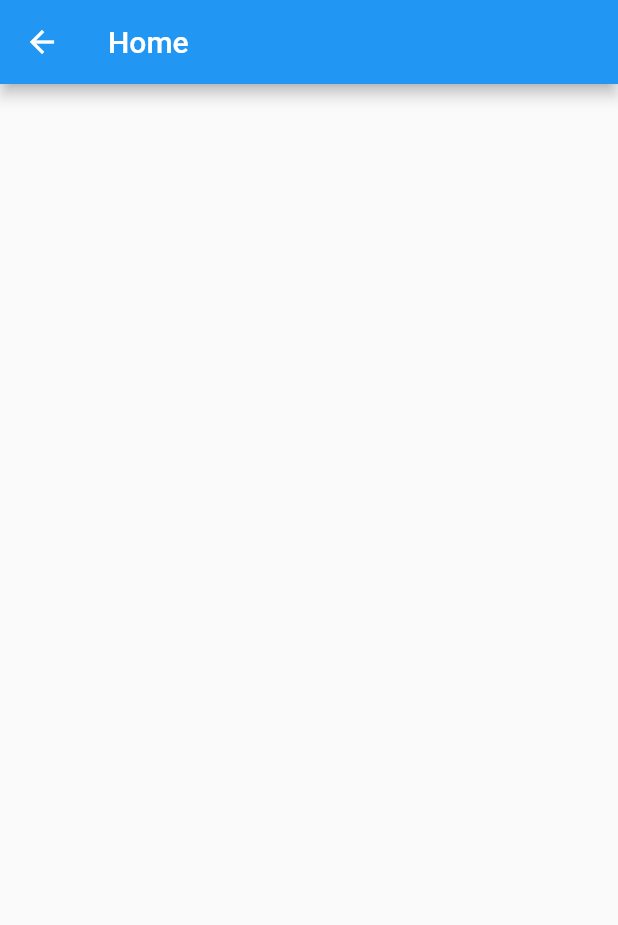
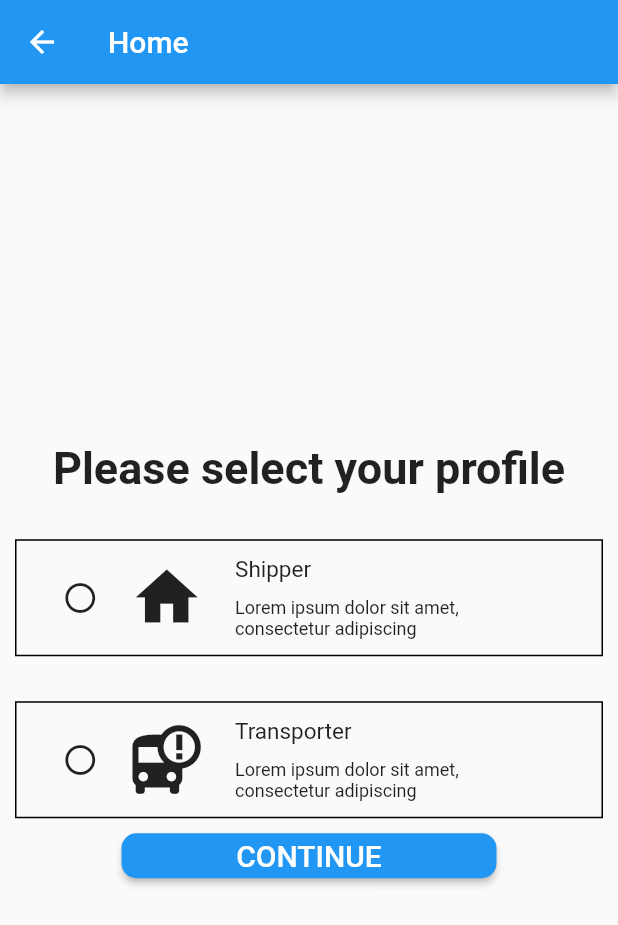
Before and after one commit to shubhanshu-coder/otp_authentication_app, a Flutter app: the MyHome screen opened by its route, on a phone screen of 412 x 824 dp. Shown: the top 925 px of the screen. Run offline on Flutter 3.47's test engine with Material 2 defaults, Android fonts, the light colour scheme and no system bars; our stand-ins replace firebase_auth, firebase_core, pinput; missing offline and left inert: dart:js; accounts and stored records are empty.

Commit message:
Final touch

```diff
--- a/lib/home.dart
+++ b/lib/home.dart
@@ -1,4 +1,9 @@
+
+
+import 'dart:developer';
+
 import 'package:flutter/material.dart';
+import 'package:otp_authentication_app/main_page.dart';
 
 class MyHome extends StatefulWidget {
   const MyHome({Key? key}) : super(key: key);
@@ -8,12 +13,78 @@ class MyHome extends StatefulWidget {
 }
 
 class _MyHomeState extends State<MyHome> {
+  int selected=-1;
   @override
   Widget build(BuildContext context) {
     return Scaffold(
       appBar: AppBar(
+        leading: BackButton(),
         title: Text("Home"),
       ),
+      body: Column(
+        mainAxisAlignment: MainAxisAlignment.center,
+        children: [
+          Text('Please select your profile', style: TextStyle(
+              fontSize: 30, fontWeight: FontWeight.bold
+          ),),
+          SizedBox(
+            height: 20,
+          ),
+          InkWell(child: someWidget(Icons.home, "Shipper", "Lorem ipsum dolor sit amet, \nconsectetur adipiscing",selected==0),
+          onTap: (){
+            setState(() {
+              selected=0;
+            });
+            // Navigator.of(context).push(MaterialPageRoute(builder: (_)=>MyMainPage()));
+          },), //0
+          const SizedBox(height: 10,),
+          InkWell(child: someWidget(Icons.bus_alert, "Transporter", "Lorem ipsum dolor sit amet, \nconsectetur adipiscing",selected==1),
+          onTap: (){
+            setState(() {
+              selected=1;
+            });
+          },),
+          SizedBox(
+              height: 30,
+              width: 250,
+              child: ElevatedButton(child: Text ('CONTINUE', style: TextStyle(fontSize: 20),),onPressed: (){
+                // Navigator.pushNamed(context, 'phone');
+              },
+                  style:ElevatedButton.styleFrom( shape: RoundedRectangleBorder(
+                    borderRadius: BorderRadius.circular(10) , )
+                  )))//1
+      ],),
+
     );
   }
 }
+Widget someWidget(
+  IconData icon,
+  String title,
+  String description,
+    bool isSelected,
+    )
+{
+  return  Container(
+    padding: EdgeInsets.all(10),
+    margin: EdgeInsets.all(10),
+    decoration: BoxDecoration(border: Border.all(color: Colors.black),),
+    child: Row(
+      children: [
+        Spacer(flex: 1,),
+         isSelected?
+         Icon(Icons.radio_button_checked):Icon(Icons.radio_button_off),
+        Spacer(flex: 1,),
+        Icon(icon,size: 50,),
+        Spacer(flex:1),
+        Column(
+          crossAxisAlignment: CrossAxisAlignment.start,
+          children: [
+            Text(title,style: TextStyle(fontSize: 15),),
+            const SizedBox(height: 10,),
+            Text(description,style: TextStyle(fontSize: 12),),
+          ],)
+        ,Spacer(flex:4),
+      ],),
+  );
+}
--- a/lib/main.dart
+++ b/lib/main.dart
@@ -3,11 +3,13 @@ import 'dart:js';
 import 'package:firebase_core/firebase_core.dart';
 import 'package:flutter/material.dart';
 import 'package:otp_authentication_app/home.dart';
+import 'package:otp_authentication_app/main_page.dart';
 import 'package:otp_authentication_app/otp.dart';
 import 'package:otp_authentication_app/phone.dart';
 
 void main() async{
   WidgetsFlutterBinding.ensureInitialized();
+
   await Firebase.initializeApp(
       options: const FirebaseOptions(
         apiKey: "AIzaSyBBFcOC2E8SaH-S4ayS0vfbm6cjqi0h-_k",
@@ -21,8 +23,9 @@ void main() async{
   );
   runApp(MaterialApp(
     debugShowCheckedModeBanner: false,
-    initialRoute: 'phone',
+    initialRoute: 'main',
     routes: {
+      'main' :(context)=>MyMainPage(),
       'phone': (context) => MyPhone(),
       'otp' : (context) => MyOtp(),
       'home' : (context)=> MyHome(),
--- a/lib/otp.dart
+++ b/lib/otp.dart
@@ -112,7 +112,7 @@ class _MyOtpState extends State<MyOtp> {
 
                     }
                 },
-                  child: const Text('Verify Phone Number'),style: ElevatedButton.styleFrom(primary: Colors.green.shade600, shape: RoundedRectangleBorder(
+                  child: const Text('VERIFY AND CONTINUE'),style: ElevatedButton.styleFrom(primary: Colors.green.shade600, shape: RoundedRectangleBorder(
                     borderRadius: BorderRadius.circular(10)
                 )
                 ),),
```
Also changed, not shown: lib/phone.dart (+35 -11 lines).
